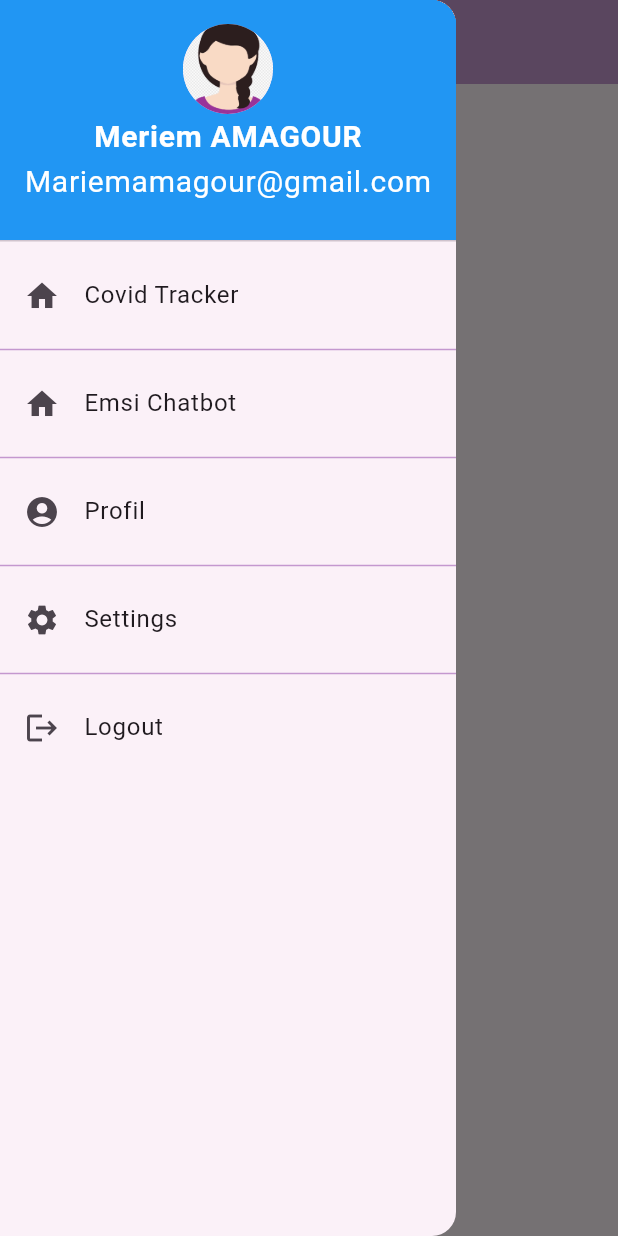
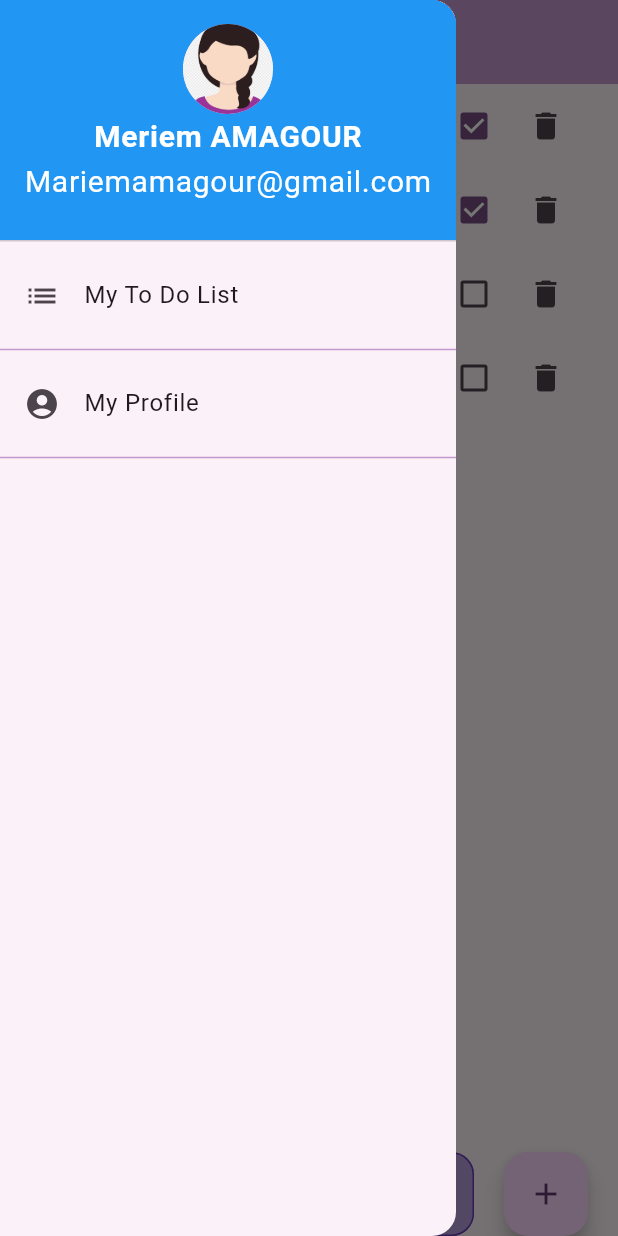
Before and after one commit to amagourmeriem/ToDoList-Flutter-app, a Flutter app: the HomePage screen opened by its route, with the side drawer open, on a phone screen of 412 x 824 dp. Run offline on Flutter 3.47's test engine with Material 3 defaults, Android fonts, the phone set to English and light mode, and no system bars; our stand-ins replace firebase_auth, firebase_core; accounts and stored records are empty.

Commit message:
first commit

```diff
--- a/lib/screens/home.page.dart
+++ b/lib/screens/home.page.dart
@@ -1,18 +1,51 @@
 import 'package:flutter/material.dart';
+import 'my_profile.dart'; // Import the MyProfilePage class
 
-class HomePage extends StatelessWidget {
+class HomePage extends StatefulWidget {
   const HomePage({super.key});
+
+  @override
+  State<HomePage> createState() => _HomePageState();
+}
+
+class _HomePageState extends State<HomePage> {
+  final _controller = TextEditingController();
+  List toDoList = [
+    ['Code With Otabek', true],
+    ['Learn Flutter', true],
+    ['Drink Coffee', false],
+    ['Explore Firebase', false],
+  ];
+
+  void checkBoxChanged(int index) {
+    setState(() {
+      toDoList[index][1] = !toDoList[index][1];
+    });
+  }
+
+  void saveNewTask() {
+    setState(() {
+      toDoList.add([_controller.text, false]);
+      _controller.clear();
+    });
+  }
+
+  void deleteTask(int index) {
+    setState(() {
+      toDoList.removeAt(index);
+    });
+  }
 
   @override
   Widget build(BuildContext context) {
     return Scaffold(
       appBar: AppBar(
+        title: const Text(
+          'To Do List',
+        ),
         backgroundColor: const Color.fromARGB(255, 196, 152, 207),
         centerTitle: true,
-          title: const Text(
-            "Home page",
-            style: TextStyle(fontSize: 30, color: Colors.white),
-          )),
+      ),
       drawer: Drawer(
         child: ListView(
           padding: EdgeInsets.zero,
@@ -29,61 +62,102 @@ class HomePage extends StatelessWidget {
                       style: TextStyle(
                           color: Colors.white,
                           fontSize: 20,
-                        fontWeight: FontWeight.bold,
-                      )),
+                          fontWeight: FontWeight.bold)),
                   Text("Mariemamagour@gmail.com",
                       style: TextStyle(color: Colors.white, fontSize: 20))
                 ],
               ),
             ),
             ListTile(
-                leading: const Icon(Icons.home),
-                title: const Text('Covid Tracker'),
+              leading: const Icon(Icons.list),
+              title: const Text('My To Do List'),
               onTap: () {
-                  Navigator.pop(context);
-                }),
-            const Divider(
-              color: Color.fromARGB(255, 196, 152, 207),
+                Navigator.pushReplacement(
+                  context,
+                  MaterialPageRoute(builder: (context) => const HomePage()),
+                );
+              },
             ),
-            ListTile(
-                leading: const Icon(Icons.home),
-                title: const Text('Emsi Chatbot'),
-                onTap: () {
-                  Navigator.pop(context);
-                }),
             const Divider(
               color: Color.fromARGB(255, 196, 152, 207),
             ),
             ListTile(
               leading: const Icon(Icons.account_circle),
-                title: const Text('Profil'),
+              title: const Text('My Profile'),
               onTap: () {
-                  Navigator.pop(context);
-                }),
+                Navigator.push(
+                  context,
+                  MaterialPageRoute(builder: (context) => MyProfilePage()),
+                );
+              },
+            ),
             const Divider(
               color: Color.fromARGB(255, 196, 152, 207),
             ),
-            ListTile(
-                leading: const Icon(Icons.settings),
-                title: const Text('Settings'),
-                onTap: () {
-                  Navigator.pop(context);
-                }),
-            const Divider(
-              color: Color.fromARGB(255, 196, 152, 207),
-            ),
-            ListTile(
-                leading: const Icon(Icons.logout),
-                title: const Text('Logout'),
-                onTap: () {
-                  Navigator.pop(context);
-                }),
           ],
         ),
       ),
-      body: const Center(
-        child: Text("Welcome !!",
-            style: TextStyle(fontSize: 40, color: Colors.blueGrey)),
+      body: Column(
+        children: [
+          Expanded(
+            child: ListView.builder(
+              itemCount: toDoList.length,
+              itemBuilder: (BuildContext context, index) {
+                return ListTile(
+                  title: Text(toDoList[index][0]),
+                  trailing: Row(
+                    mainAxisSize: MainAxisSize.min,
+                    children: [
+                      Checkbox(
+                        value: toDoList[index][1],
+                        onChanged: (value) => checkBoxChanged(index),
+                      ),
+                      IconButton(
+                        icon: const Icon(Icons.delete),
+                        onPressed: () => deleteTask(index),
+                      ),
+                    ],
+                  ),
+                  onLongPress: () => deleteTask(index), // Optional: Allow deletion on long press
+                );
+              },
+            ),
+          ),
+          Padding(
+            padding: const EdgeInsets.symmetric(horizontal: 20),
+            child: Row(
+              children: [
+                Expanded(
+                  child: Padding(
+                    padding: const EdgeInsets.symmetric(horizontal: 20),
+                    child: TextField(
+                      controller: _controller,
+                      decoration: InputDecoration(
+                        hintText: 'Add a new todo item',
+                        filled: true,
+                        fillColor: Colors.deepPurple.shade200,
+                        enabledBorder: OutlineInputBorder(
+                          borderSide:
+                              const BorderSide(color: Colors.deepPurple),
+                          borderRadius: BorderRadius.circular(15),
+                        ),
+                        focusedBorder: OutlineInputBorder(
+                          borderSide:
+                              const BorderSide(color: Colors.deepPurple),
+                          borderRadius: BorderRadius.circular(15),
+                        ),
+                      ),
+                    ),
+                  ),
+                ),
+                FloatingActionButton(
+                  onPressed: saveNewTask,
+                  child: const Icon(Icons.add),
+                ),
+              ],
+            ),
+          ),
+        ],
       ),
     );
   }
--- /dev/null
+++ b/lib/screens/my_profile.dart
@@ -0,0 +1,15 @@
+import 'package:flutter/material.dart';
+
+class MyProfilePage extends StatelessWidget {  // Make sure the class name matches here
+  @override
+  Widget build(BuildContext context) {
+    return Scaffold(
+      appBar: AppBar(
+        title: const Text("My Profile"),
+      ),
+      body: Center(
+        child: const Text("This is the profile page"),
+      ),
+    );
+  }
+}
```
Also changed, not shown: lib/utils/todo_list.dart (added), 1 other file. Lines whose indentation alone changed are shown as unchanged.
